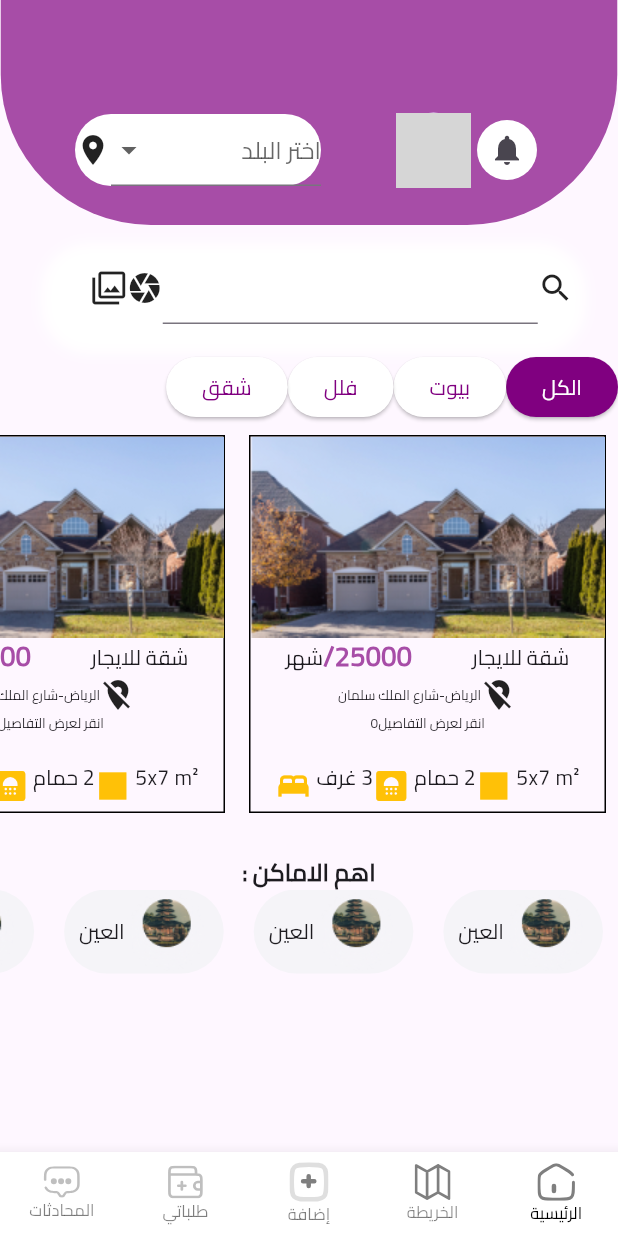
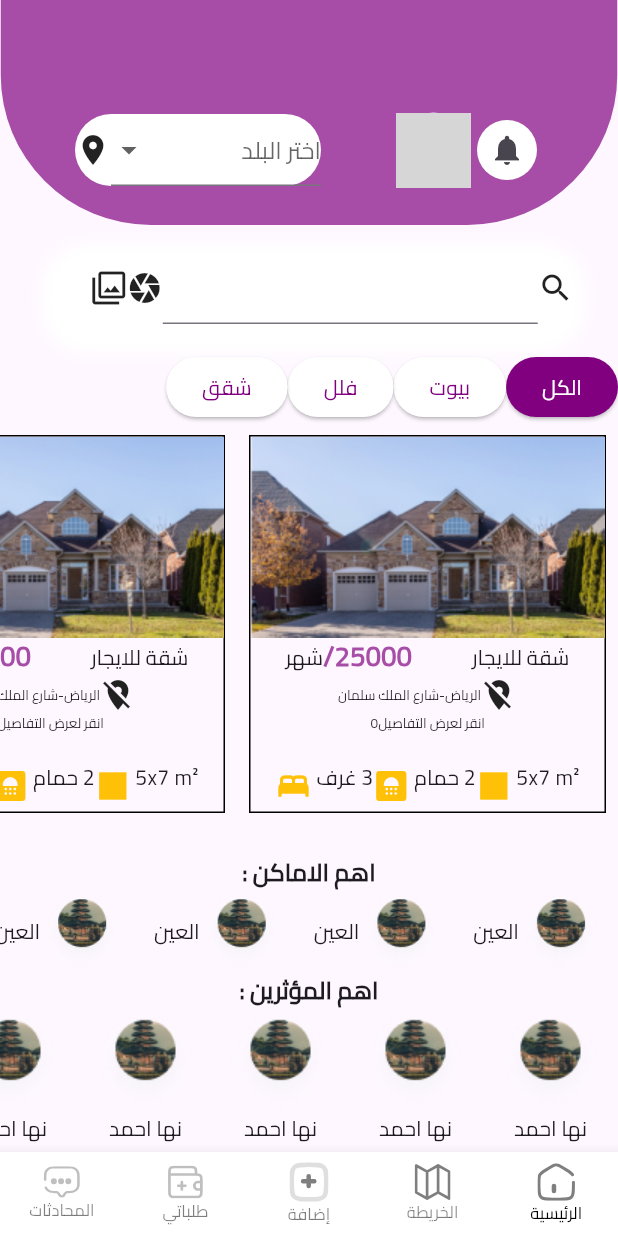
Before and after one commit to AYHM13x/nawy_app, a Flutter app: the screen it shows after launch, on a phone screen of 412 x 824 dp. Run offline on Flutter 3.47's test engine with Material 3 defaults, Android fonts, the phone set to English and light mode, and no system bars; our stand-ins replace dio, flutter_map, flutter_svg, gap, latlong2, modal_progress_hud_nsn; project files that could hold a hidden picture were left out; grey boxes are pictures that could not be loaded.

Commit message:
finish CustomIn fluencers

```diff
--- a/lib/features/_2_home/presentation/views/bodies/first_page/first_page_body.dart
+++ b/lib/features/_2_home/presentation/views/bodies/first_page/first_page_body.dart
@@ -1,6 +1,7 @@
 import 'package:flutter/material.dart';
 import 'package:nawy_app/core/utlis/assets/app_colors.dart';
 import 'package:nawy_app/core/utlis/assets/font_styles.dart';
+import 'package:nawy_app/features/_2_home/presentation/views/bodies/first_page/widgets/Custom_Influencers.dart';
 import 'package:nawy_app/features/_2_home/presentation/views/bodies/first_page/widgets/Custom_List_View_Item.dart';
 import 'package:nawy_app/features/_2_home/presentation/views/bodies/first_page/widgets/custom_chose_bottom.dart';
 import 'package:nawy_app/features/_2_home/presentation/views/bodies/first_page/widgets/custom_head.dart';
@@ -14,7 +15,8 @@ class FirstPagebody extends StatelessWidget {
 
   @override
   Widget build(BuildContext context) {
-    return const Column(
+    return const SingleChildScrollView(
+      child: Column(
         children: [
           CustomHead(),
           SizedBox(
@@ -33,8 +35,14 @@ class FirstPagebody extends StatelessWidget {
             "اهم الاماكن :",
             style: FontStyles.textStyle16Bold,
           ),
-        CustomPlaces()
+          CustomPlaces(),
+          Text(
+            "اهم المؤثرين :",
+            style: FontStyles.textStyle16Bold,
+          ),
+          CustomInfluencers()
         ],
+      ),
     );
   }
 }
--- /dev/null
+++ b/lib/features/_2_home/presentation/views/bodies/first_page/widgets/Custom_Influencers.dart
@@ -0,0 +1,45 @@
+import 'package:flutter/material.dart';
+import 'package:flutter_svg/flutter_svg.dart';
+import 'package:nawy_app/core/utlis/assets/app_images.dart';
+import 'package:nawy_app/core/utlis/assets/font_styles.dart';
+import 'package:nawy_app/features/_2_home/presentation/views/bodies/first_page/widgets/Custom%D9%8C_Row_Pecifications.dart';
+import 'package:nawy_app/features/_2_home/presentation/views/bodies/first_page/widgets/custom_Row_item.dart';
+import 'package:nawy_app/features/_2_home/presentation/views/bodies/first_page/widgets/custom_row_street.dart';
+
+class CustomInfluencers extends StatelessWidget {
+  const CustomInfluencers({super.key});
+
+  @override
+  Widget build(BuildContext context) {
+    return Container(
+      width: double.infinity,
+      height: 94,
+      child: ListView.builder(
+        scrollDirection: Axis.horizontal,
+        itemCount: 5,
+        itemBuilder: (context, index) {
+          return Padding(
+            padding: const EdgeInsets.only(left: 10, right: 10),
+            child: Column(
+              children: [
+                Image.asset("assets/images/rowplaces.png"),
+
+                const Text(
+                  "نها احمد",
+                  style: FontStyles.textStyle14Reg,
+                ),
+                // const Divider(
+                //   endIndent: 100,
+                //   indent: 100,
+                //   thickness: 2,
+                //   height: 20,
+                // ),
+                // Customspecifications()
+              ],
+            ),
+          );
+        },
+      ),
+    );
+  }
+}
--- a/lib/features/_2_home/presentation/views/bodies/first_page/widgets/custom_places.dart
+++ b/lib/features/_2_home/presentation/views/bodies/first_page/widgets/custom_places.dart
@@ -16,14 +16,12 @@ class CustomPlaces extends StatelessWidget {
             return Padding(
               padding: const EdgeInsets.only(left: 10, right: 10),
               child: Container(
-                decoration: BoxDecoration(
-                    color: Color(0xffF5F4F8),
-                    borderRadius: BorderRadius.all(Radius.circular(50))),
-                child: Padding(
-                  padding: const EdgeInsets.only(left: 10, right: 10),
                 child: Row(
                   children: [
-                      Image.asset("assets/images/rowplaces.png"),
+                    Image.asset(
+                      "assets/images/rowplaces.png",
+                      fit: BoxFit.cover,
+                    ),
                     Text(
                       "العين",
                       style: FontStyles.textStyle14Reg,
@@ -31,7 +29,6 @@ class CustomPlaces extends StatelessWidget {
                   ],
                 ),
               ),
-              ),
             );
           }),
     );
```
Lines whose indentation alone changed are shown as unchanged.
